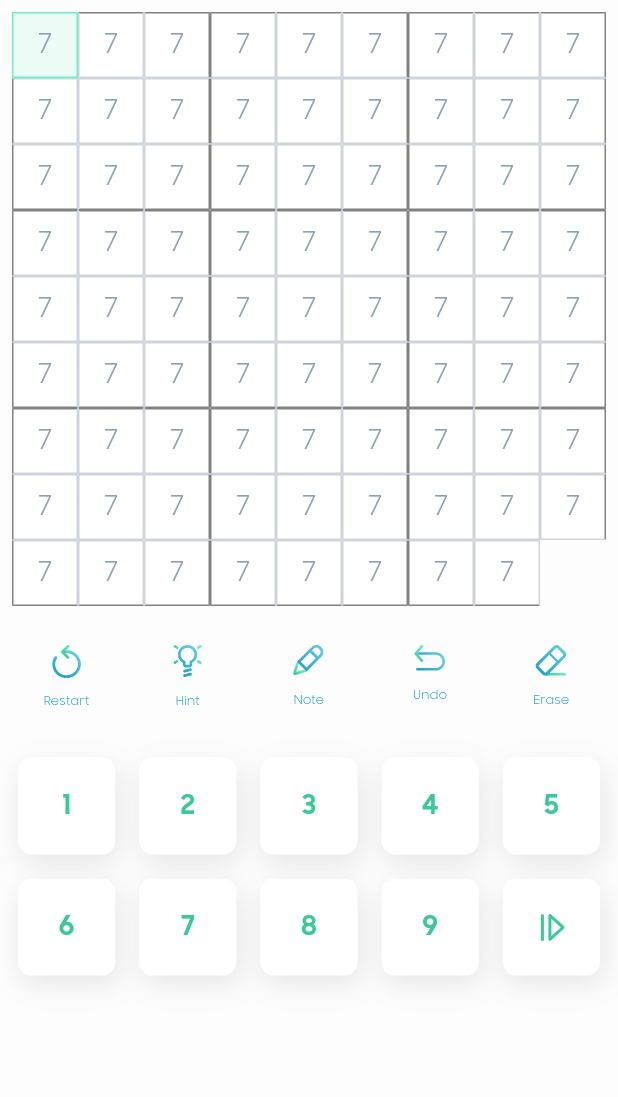
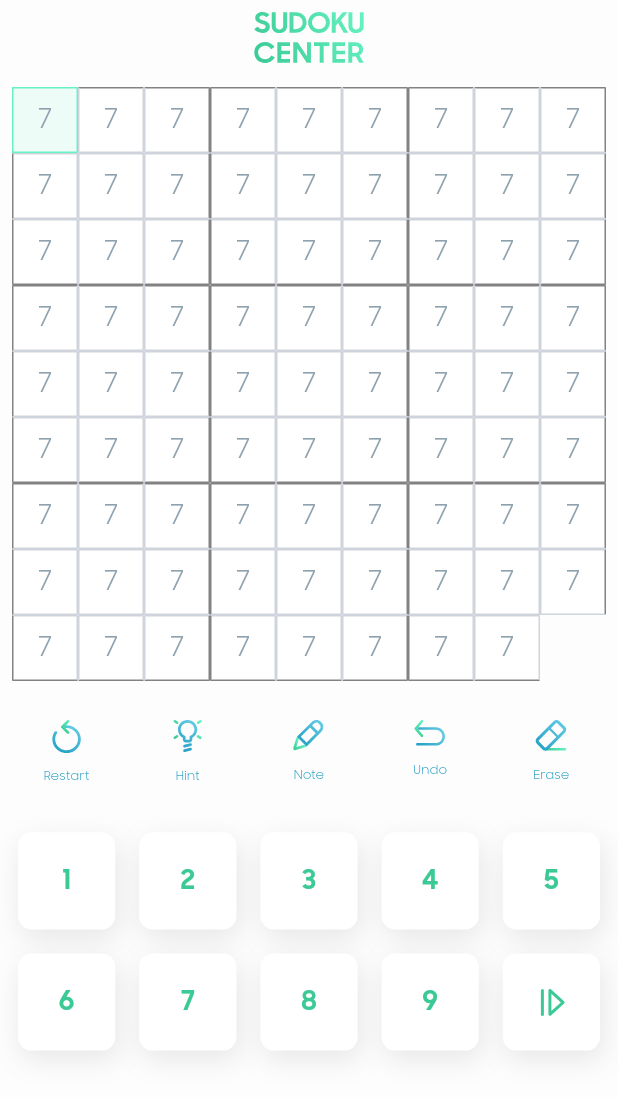
Before and after one commit to xiongdi9456/sudoku-center-app, a Flutter app: the screen it shows after launch, on a phone screen of 412 x 824 dp. Shown: the top 1097 px of the screen. Run offline on Flutter 3.47's test engine with Material 2 defaults, Android fonts, the phone set to English and light mode, and no system bars; our stand-ins replace flutter_mobx, flutter_svg, mobx; generated files the repository leaves out were written again.

Commit message:
add logo header

```diff
--- a/lib/main.dart
+++ b/lib/main.dart
@@ -1,5 +1,6 @@
 import 'package:flutter/material.dart';
 import 'package:sudoko/screens/game/game_store.dart';
+import 'package:sudoko/widgets/header/header.dart';
 import 'package:sudoko/widgets/keypad/keypad.dart';
 import './widgets/cell/cell_store.dart';
 import './widgets/board/board.dart';
@@ -34,6 +35,7 @@ class MyHomePage extends StatelessWidget {
           padding: const EdgeInsets.all(8.0),
           child: Column(
             children: <Widget>[
+              Header(),
               Flexible(
                 child: AspectRatio(
                   child: Board(gameStore.boardStore),
--- /dev/null
+++ b/lib/widgets/header/header.dart
@@ -0,0 +1,17 @@
+import 'package:flutter/widgets.dart';
+import 'package:flutter_svg/flutter_svg.dart';
+
+class Header extends StatelessWidget {
+  @override
+  Widget build(BuildContext context) {
+    return Container(
+      child: ConstrainedBox(
+        constraints: BoxConstraints(maxHeight: 50.0),
+        child: Padding(
+          padding: const EdgeInsets.only(bottom: 16),
+          child: SvgPicture.asset('assets/images/logo.svg'),
+        ),
+      ),
+    );
+  }
+}
```
Also changed, not shown: assets/images/logo.svg.
